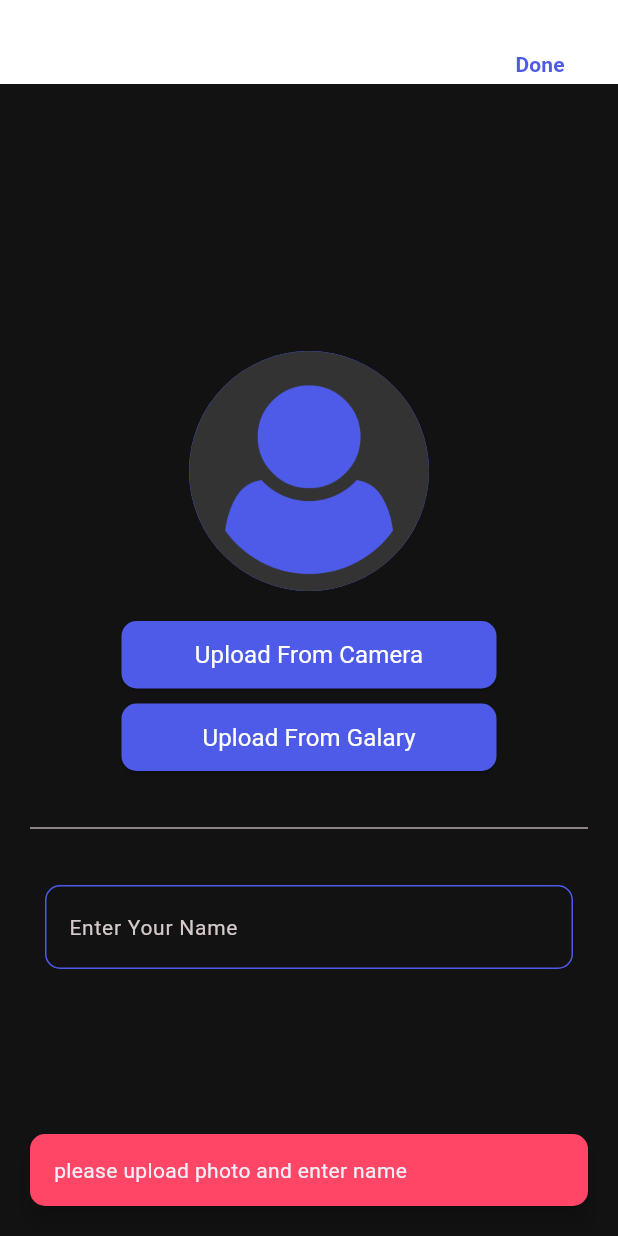
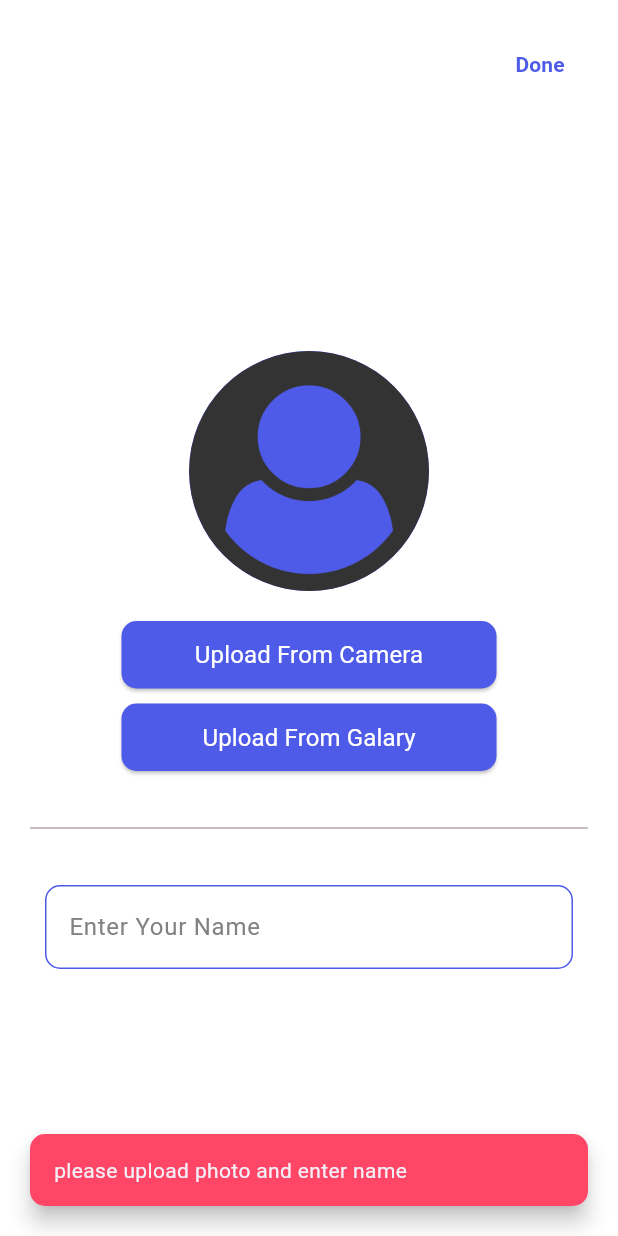
Before and after one commit to Eslamemad123/taskati, a Flutter app: the screen it shows after launch, after a tap on "Done", on a phone screen of 412 x 824 dp. Run offline on Flutter 3.47's test engine with Material 3 defaults, Android fonts, the phone set to English and light mode, and no system bars; our stand-ins replace date_picker_timeline, gap, hive, hive_flutter, image_picker, lottie; missing offline and left inert: day_night_time_picker; accounts and stored records are empty; Roboto replaces fonts that are missing (Poppins); project files that could hold a hidden picture were left out.

```diff
--- a/lib/features/splash/splash.dart
+++ b/lib/features/splash/splash.dart
@@ -20,7 +20,7 @@ class Splash_Screen extends StatefulWidget {
 class _Splash_ScreenState extends State<Splash_Screen> {
  @override
   void initState() {
-    Future.delayed(Duration(seconds: 2),(){
+    Future.delayed(Duration(seconds: 3),(){
 
     bool isUploadImage=Local_Helper.getUserData(Local_Helper.KeyisUpload)??false;
     isUploadImage?pushReplacement(context, Home_Screen())
--- a/lib/features/upload/upload.dart
+++ b/lib/features/upload/upload.dart
@@ -31,7 +31,6 @@ class _Upload_ScreenState extends State<Upload_Screen> {
   Widget build(BuildContext context) {
     return Scaffold(
       appBar: AppBar(
-        backgroundColor: App_Color.white,
         scrolledUnderElevation: 0,
         actions: [
           Padding(
--- a/lib/main.dart
+++ b/lib/main.dart
@@ -24,11 +24,11 @@ class MainApp extends StatelessWidget {
     return ValueListenableBuilder(
       valueListenable: Local_Helper.userBox.listenable(),
       builder: (context, box, ciled) {
-          bool isdark = Local_Helper.getUserData(Local_Helper.KeyisDark) ?? false;
+        bool isdark = Local_Helper.getUserData(Local_Helper.KeyisDark) ?? false;
 
         return MaterialApp(
           debugShowCheckedModeBanner: false,
-          themeMode: isdark ? ThemeMode.light : ThemeMode.dark,
+          themeMode: isdark ? ThemeMode.dark : ThemeMode.light,
           theme: Light_Them.lightTheme,
           darkTheme: Dark_Them.darkTheme,
           home: Splash_Screen(),
```
Also changed, not shown: lib/features/Edit Profile/Edit_Profile.dart (+18 -10 lines), lib/features/add tsk/add_task feild.dart (+5 -3 lines), 21 other files.
